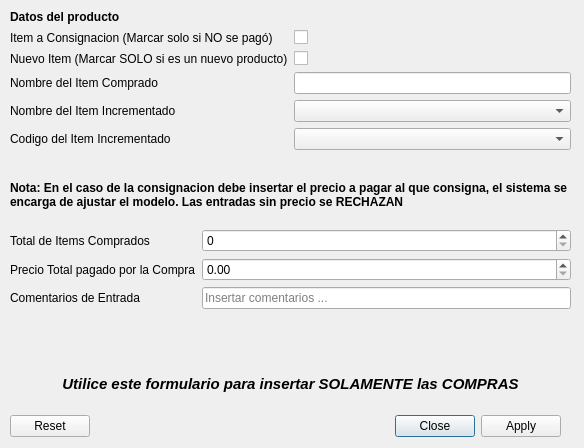
This is UI/purchases_form.ui in rlothbrock/PyJournal as Qt 5 draws it before an edit. The edited form follows.
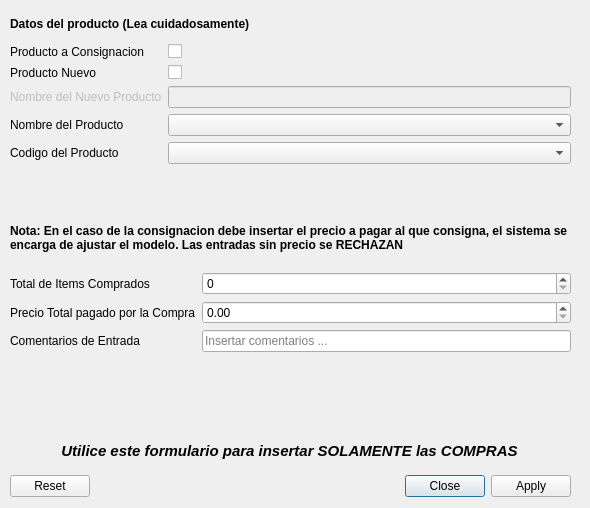
This is the edited form. Icons and pictures are not drawn.

Commit message: before work on purchases: added todos on capital_tool_dialog.py added consignation to stats

Patch:
```diff
--- a/UI/purchases_form.ui
+++ b/UI/purchases_form.ui
@@ -9,8 +9,8 @@
    <rect>
     <x>0</x>
     <y>0</y>
-    <width>584</width>
-    <height>448</height>
+    <width>590</width>
+    <height>508</height>
    </rect>
   </property>
   <property name="windowTitle">
@@ -30,8 +30,8 @@
    <property name="geometry">
     <rect>
      <x>10</x>
-     <y>410</y>
-     <width>551</width>
+     <y>470</y>
+     <width>561</width>
      <height>32</height>
     </rect>
    </property>
@@ -48,7 +48,7 @@
      <x>10</x>
      <y>10</y>
      <width>561</width>
-     <height>391</height>
+     <height>421</height>
     </rect>
    </property>
    <layout class="QVBoxLayout" name="verticalLayout_5">
@@ -67,7 +67,7 @@
        </font>
       </property>
       <property name="text">
-       <string>Datos del producto</string>
+       <string>Datos del producto (Lea cuidadosamente)</string>
       </property>
       <property name="wordWrap">
        <bool>true</bool>
@@ -79,7 +79,7 @@
       <item row="3" column="0">
        <widget class="QLabel" name="nombreDelItemIncrementadoLabel">
         <property name="text">
-         <string>Nombre del Item Incrementado</string>
+         <string>Nombre del Producto</string>
         </property>
        </widget>
       </item>
@@ -89,7 +89,7 @@
       <item row="4" column="0">
        <widget class="QLabel" name="codigoDelItemIncrementadoLabel">
         <property name="text">
-         <string>Codigo del Item Incrementado</string>
+         <string>Codigo del Producto</string>
         </property>
        </widget>
       </item>
@@ -99,7 +99,7 @@
       <item row="1" column="0">
        <widget class="QLabel" name="nuevoItemMarcarCuandoEsUnNuevoProductoLabel">
         <property name="text">
-         <string>Nuevo Item (Marcar SOLO si es un nuevo producto)</string>
+         <string>Producto Nuevo</string>
         </property>
        </widget>
       </item>
@@ -108,18 +108,25 @@
       </item>
       <item row="2" column="0">
        <widget class="QLabel" name="nombreDelItemCompradoLabel">
+        <property name="enabled">
+         <bool>false</bool>
+        </property>
         <property name="text">
-         <string>Nombre del Item Comprado</string>
+         <string>Nombre del Nuevo Producto</string>
         </property>
        </widget>
       </item>
       <item row="2" column="1">
-       <widget class="QLineEdit" name="nombreDelItemCompradoLineEdit"/>
+       <widget class="QLineEdit" name="nombreDelItemCompradoLineEdit">
+        <property name="enabled">
+         <bool>false</bool>
+        </property>
+       </widget>
       </item>
       <item row="0" column="0">
        <widget class="QLabel" name="itemAConsignacionLabel">
         <property name="text">
-         <string>Item a Consignacion (Marcar solo si NO se pagó)</string>
+         <string>Producto a Consignacion</string>
         </property>
        </widget>
       </item>
@@ -188,11 +195,20 @@
       </item>
      </layout>
     </item>
-    <item>
+   </layout>
+  </widget>
      <widget class="QLabel" name="label_5">
       <property name="enabled">
        <bool>true</bool>
       </property>
+   <property name="geometry">
+    <rect>
+     <x>10</x>
+     <y>430</y>
+     <width>559</width>
+     <height>42</height>
+    </rect>
+   </property>
       <property name="sizePolicy">
        <sizepolicy hsizetype="Preferred" vsizetype="Fixed">
         <horstretch>0</horstretch>
@@ -217,9 +233,6 @@
       <property name="wordWrap">
        <bool>true</bool>
       </property>
-     </widget>
-    </item>
-   </layout>
   </widget>
  </widget>
  <resources/>
```
Lines whose indentation alone changed are shown as unchanged. The commit also changes 9 other files.
